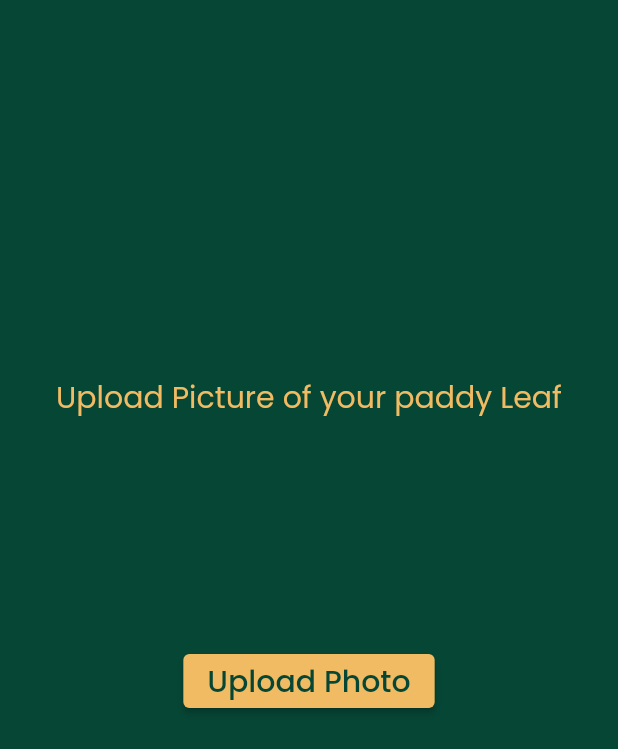
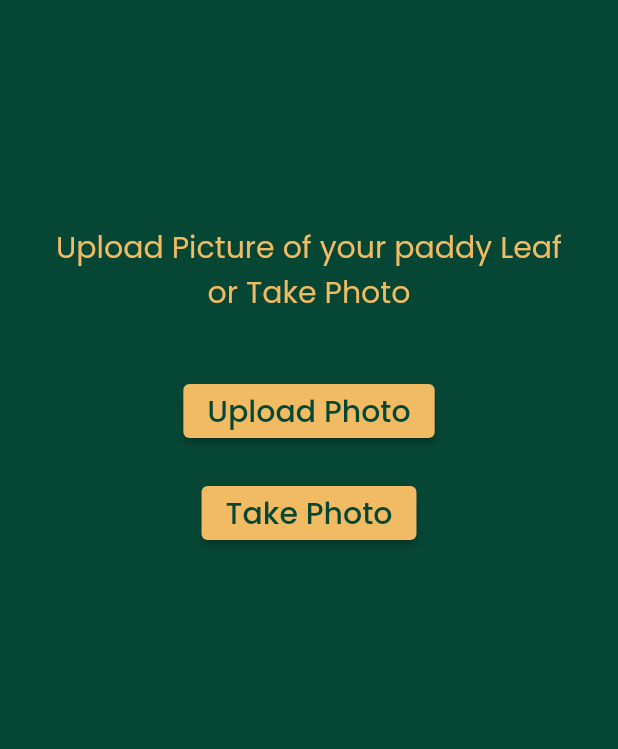
Before and after one commit to sandesh101/PaddEase, a Flutter app: the screen it shows after launch, after a tap on "Upload Photo", on a phone screen of 412 x 824 dp. Shown: the top 749 px of the screen. Run offline on Flutter 3.47's test engine with Material 2 defaults, Android fonts, the phone set to English and light mode, and no system bars; our stand-ins replace google_fonts, image_picker; missing offline and left inert: cross_file_image.

Commit message:
Changes: Home Page UI and functionality

```diff
--- a/lib/screens/home_page.dart
+++ b/lib/screens/home_page.dart
@@ -3,6 +3,7 @@ import 'package:google_fonts/google_fonts.dart';
 import 'package:image_picker/image_picker.dart';
 import 'package:paddy_disease/constants/constant.dart';
 import 'package:paddy_disease/widgets/buttons.dart';
+import 'package:cross_file_image/cross_file_image.dart';
 
 class HomePage extends StatefulWidget {
   const HomePage({super.key});
@@ -12,6 +13,8 @@ class HomePage extends StatefulWidget {
 }
 
 class _HomePageState extends State<HomePage> {
+  bool isPickedImage = false;
+  XFile? pickedImage;
   @override
   Widget build(BuildContext context) {
     return SafeArea(
@@ -19,21 +22,64 @@ class _HomePageState extends State<HomePage> {
         backgroundColor: Constant.primaryColor,
         body: Center(
           child: Padding(
-            padding: const EdgeInsets.only(top: 250.0),
+            padding: const EdgeInsets.only(top: 150.0),
             child: Column(
+              children: [
+                Container(
+                  child: isPickedImage
+                      ? Container(
+                          height: 300,
+                          width: 300,
+                          decoration: BoxDecoration(
+                            color: Constant.secondaryColor,
+                            borderRadius: BorderRadius.circular(10),
+                          ),
+                          child: Padding(
+                            padding: const EdgeInsets.all(3.0),
+                            child: Image(image: XFileImage(pickedImage!)),
+                          ),
+                        )
+                      : Column(
                           children: [
                             Text(
                               "Upload Picture of your paddy Leaf",
                               style: GoogleFonts.poppins(
                                   color: Constant.secondaryColor, fontSize: 20),
                             ),
-                Padding(
-                  padding: const EdgeInsets.only(top: 150.0),
-                  child: Buttons(
+                            Text(
+                              "or Take Photo",
+                              style: GoogleFonts.poppins(
+                                  color: Constant.secondaryColor, fontSize: 20),
+                            ),
+                          ],
+                        ),
+                ),
+                const SizedBox(
+                  height: 40,
+                ),
+                Buttons(
                   buttonText: "Upload Photo",
                   onPressed: pickImage,
                 ),
-                )
+                const SizedBox(
+                  height: 20,
+                ),
+                Buttons(
+                  buttonText: "Take Photo",
+                  onPressed: takeImage,
+                ),
+                const SizedBox(
+                  height: 40,
+                ),
+                isPickedImage
+                    ? Buttons(
+                        buttonText: "Submit Image",
+                        onPressed: () {
+                          setState(() {
+                            isPickedImage = false;
+                          });
+                        })
+                    : Container(),
               ],
             ),
           ),
@@ -41,11 +87,22 @@ class _HomePageState extends State<HomePage> {
       ),
     );
   }
-}
 
   pickImage() async {
     // print("Hello");
-  final XFile? pickedImage =
-      await ImagePicker().pickImage(source: ImageSource.gallery);
-  print(pickedImage);
+    pickedImage = (await ImagePicker().pickImage(source: ImageSource.gallery))!;
+    setState(() {
+      isPickedImage = true;
+    });
+    // print(pickedImage);
   }
+
+  takeImage() async {
+    // print("Hello");
+    pickedImage = (await ImagePicker().pickImage(source: ImageSource.camera))!;
+    // print(pickedImage.toString());
+    setState(() {
+      isPickedImage = true;
+    });
+  }
+}
--- a/pubspec.yaml
+++ b/pubspec.yaml
@@ -29,6 +29,7 @@ environment:
 # the latest version available on pub.dev. To see which dependencies have newer
 # versions available, run `flutter pub outdated`.
 dependencies:
+  cross_file_image: ^1.0.0
   cupertino_icons: ^1.0.2
   flutter:
     sdk: flutter
```
Also changed, not shown: pubspec.lock. Lines whose indentation alone changed are shown as unchanged.
